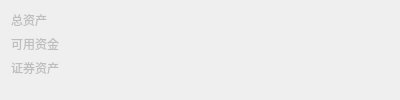
Above: gui_asset.ui from Wade-Lee/selling before the change. Below: the same form after it.
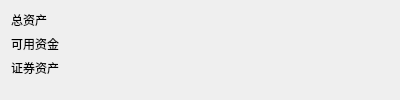
That is the form after the change.

```diff
--- a/gui_asset.ui
+++ b/gui_asset.ui
@@ -3,7 +3,7 @@
  <class>GuiAsset</class>
  <widget class="QWidget" name="GuiAsset">
   <property name="enabled">
-   <bool>false</bool>
+   <bool>true</bool>
   </property>
   <property name="geometry">
    <rect>
@@ -25,6 +25,9 @@
   <layout class="QFormLayout" name="formLayout_2">
    <item row="0" column="0">
     <widget class="QLabel" name="totalAssetName">
+     <property name="enabled">
+      <bool>true</bool>
+     </property>
      <property name="text">
       <string>总资产</string>
      </property>
```
